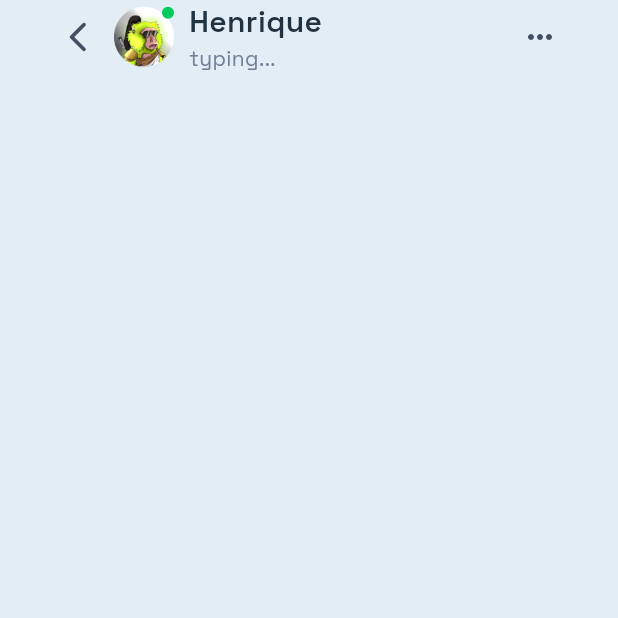
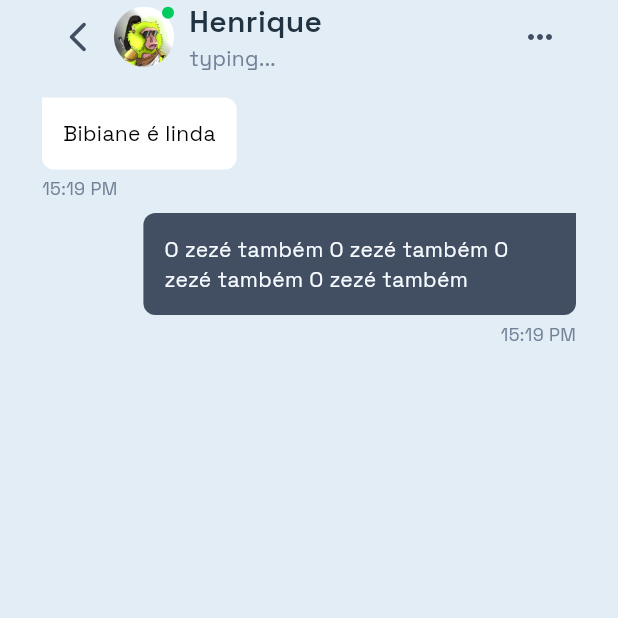
Before and after one commit to hmartiins/GotterChat-App, a Flutter app: the screen it shows after launch, after a tap on "Henrique", on a phone screen of 412 x 824 dp, the top half of it. Run offline on Flutter 3.47's test engine with Material 3 defaults, Android fonts, the phone set to English and light mode, and no system bars; our stand-ins replace flutter_dotenv, flutter_mobx, flutter_modular, flutter_screenutil, flutter_svg, google_fonts; project files that could hold a hidden picture were left out.

Commit message:
feat: create message chat widget

```diff
--- a/analysis_options.yaml
+++ b/analysis_options.yaml
@@ -182,7 +182,6 @@ linter:
     - use_if_null_to_convert_nulls_to_bools
     - use_is_even_rather_than_modulo
     - use_late_for_private_fields_and_variables
-    - use_named_constants
     - use_raw_strings
     - use_rethrow_when_possible
     - use_setters_to_change_properties: false
--- /dev/null
+++ b/lib/app/commons/enums/message_type.dart
@@ -0,0 +1,4 @@
+enum MessageType {
+  sent,
+  received,
+}
--- a/lib/app/commons/styles/tokens.dart
+++ b/lib/app/commons/styles/tokens.dart
@@ -122,6 +122,7 @@ class _TpSizes {
   final ref8 = 8.00;
   final ref10 = 10.00;
   final ref12 = 12.00;
+  final ref14 = 14.00;
   final ref16 = 16.00;
   final ref22 = 22.00;
   final ref24 = 24.00;
--- a/lib/app/modules/chat/presentation/pages/chat_page.dart
+++ b/lib/app/modules/chat/presentation/pages/chat_page.dart
@@ -1,6 +1,8 @@
 import 'package:flutter/material.dart';
+import 'package:gotter_chat/app/commons/enums/message_type.dart';
 import 'package:gotter_chat/app/commons/styles/tokens.dart';
 import 'package:gotter_chat/app/commons/widgets/complex/screen.dart';
+import 'package:gotter_chat/app/modules/chat/presentation/widgets/message_chat.dart';
 import 'package:gotter_chat/app/modules/chat/presentation/widgets/top_bar_chat.dart';
 
 class ChatPage extends StatelessWidget {
@@ -11,10 +13,31 @@ class ChatPage extends StatelessWidget {
     return Screen(
       child: Padding(
         padding: EdgeInsets.symmetric(horizontal: Tp.space.ref28),
-        child: const Column(
+        child: Column(
           crossAxisAlignment: CrossAxisAlignment.start,
           children: [
-            TopBarChat(),
+            const TopBarChat(),
+            Padding(
+              padding: EdgeInsets.symmetric(vertical: Tp.size.ref16),
+              child: SingleChildScrollView(
+                child: Column(
+                  children: [
+                    const MessageChat(
+                      message: 'Bibiane é linda',
+                      time: 15.19,
+                      type: MessageType.received,
+                    ),
+                    SizedBox(height: Tp.size.ref8),
+                    const MessageChat(
+                      message:
+                          'O zezé também O zezé também O zezé também O zezé também',
+                      time: 15.19,
+                      type: MessageType.sent,
+                    ),
+                  ],
+                ),
+              ),
+            ),
           ],
         ),
       ),
--- /dev/null
+++ b/lib/app/modules/chat/presentation/widgets/message_chat.dart
@@ -0,0 +1,81 @@
+import 'package:flutter/material.dart';
+import 'package:gotter_chat/app/commons/enums/message_type.dart';
+import 'package:gotter_chat/app/commons/styles/tokens.dart';
+
+class MessageChat extends StatelessWidget {
+  const MessageChat({
+    required this.message,
+    required this.type,
+    this.time,
+    super.key,
+  });
+
+  final double? time;
+  final String message;
+  final MessageType type;
+
+  @override
+  Widget build(BuildContext context) {
+    return Row(
+      children: [
+        type == MessageType.sent ? Expanded(child: Container()) : Container(),
+        Column(
+          crossAxisAlignment: type == MessageType.sent
+              ? CrossAxisAlignment.end
+              : CrossAxisAlignment.start,
+          children: [
+            Container(
+              constraints: BoxConstraints(
+                maxWidth: MediaQuery.of(context).size.width * 0.7,
+              ),
+              child: DecoratedBox(
+                decoration: BoxDecoration(
+                  color: type == MessageType.sent
+                      ? Tp.colors.grey70
+                      : Tp.colors.white,
+                  borderRadius: BorderRadius.only(
+                    topLeft: type == MessageType.sent
+                        ? Radius.circular(Tp.size.ref8)
+                        : const Radius.circular(0),
+                    topRight: type == MessageType.sent
+                        ? const Radius.circular(0)
+                        : Radius.circular(Tp.size.ref8),
+                    bottomLeft: Radius.circular(Tp.size.ref8),
+                    bottomRight: Radius.circular(Tp.size.ref8),
+                  ),
+                ),
+                child: Padding(
+                  padding: EdgeInsets.all(Tp.size.ref14),
+                  child: Text(
+                    message,
+                    style: TextStyle(
+                      color: type == MessageType.sent
+                          ? Tp.colors.white10
+                          : Tp.colors.black,
+                      fontWeight: Tp.fontWeights.regular,
+                      fontSize: 14,
+                    ),
+                  ),
+                ),
+              ),
+            ),
+            time != null
+                ? Column(
+                    children: [
+                      SizedBox(height: Tp.size.ref4),
+                      Text(
+                        '15:19 PM',
+                        style: TextStyle(
+                          color: Tp.colors.grey50,
+                          fontSize: 12,
+                        ),
+                      ),
+                    ],
+                  )
+                : Container(),
+          ],
+        ),
+      ],
+    );
+  }
+}
```
